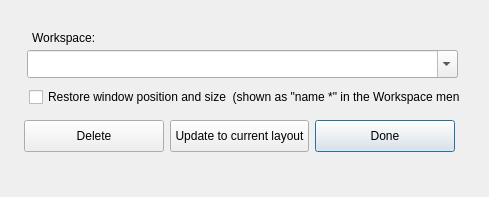
Qt form Dialogs/workspacedlg.ui (towhee/Winnow64) before a commit.
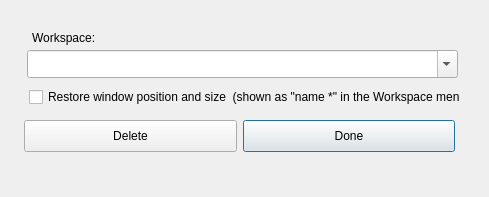
The same form after that commit.

The edit to the form file:
```diff
--- a/Dialogs/workspacedlg.ui
+++ b/Dialogs/workspacedlg.ui
@@ -111,31 +111,6 @@
       </property>
      </widget>
     </item>
-    <item>
-     <widget class="QPushButton" name="reassignBtn">
-      <property name="sizePolicy">
-       <sizepolicy hsizetype="Preferred" vsizetype="Minimum">
-        <horstretch>0</horstretch>
-        <verstretch>0</verstretch>
-       </sizepolicy>
-      </property>
-      <property name="minimumSize">
-       <size>
-        <width>0</width>
-        <height>32</height>
-       </size>
-      </property>
-      <property name="maximumSize">
-       <size>
-        <width>16777215</width>
-        <height>32</height>
-       </size>
-      </property>
-      <property name="text">
-       <string>Update to current layout</string>
-      </property>
-     </widget>
-    </item>
     <item>
      <widget class="QPushButton" name="doneBtn">
       <property name="sizePolicy">
```
Left out of the diff: 2 changed lines with no effect on the pictures.
